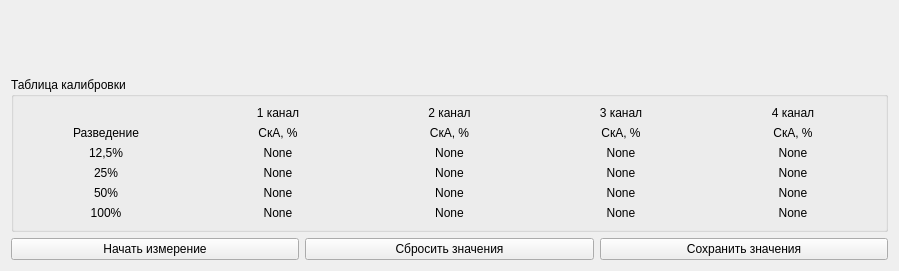
krang4d/Agrekola, file kalibragr2.ui: the form before one commit.
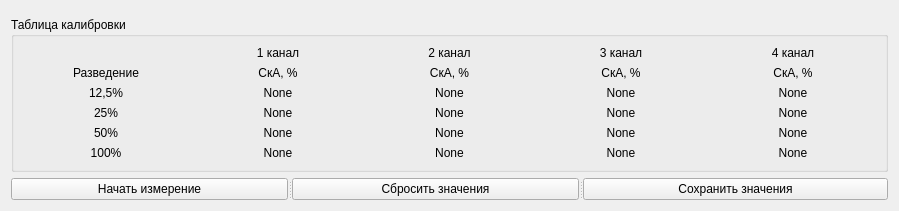
The form after the commit. Custom widgets are drawn as their Qt base class.

```diff
--- a/kalibragr2.ui
+++ b/kalibragr2.ui
@@ -7,7 +7,7 @@
     <x>0</x>
     <y>0</y>
     <width>899</width>
-    <height>271</height>
+    <height>208</height>
    </rect>
   </property>
   <property name="windowTitle">
@@ -325,35 +325,44 @@
     </layout>
    </item>
    <item>
-    <layout class="QHBoxLayout" name="horizontalLayout" stretch="0,0,0">
-     <property name="spacing">
-      <number>6</number>
+    <widget class="QSplitter" name="splitter">
+     <property name="orientation">
+      <enum>Qt::Horizontal</enum>
      </property>
-     <property name="sizeConstraint">
-      <enum>QLayout::SetDefaultConstraint</enum>
-     </property>
-     <item>
       <widget class="QPushButton" name="pushButton">
+      <property name="sizePolicy">
+       <sizepolicy hsizetype="Fixed" vsizetype="Fixed">
+        <horstretch>0</horstretch>
+        <verstretch>0</verstretch>
+       </sizepolicy>
+      </property>
        <property name="text">
         <string>Начать измерение</string>
        </property>
       </widget>
-     </item>
-     <item>
       <widget class="QPushButton" name="pushButton_2">
+      <property name="sizePolicy">
+       <sizepolicy hsizetype="Fixed" vsizetype="Fixed">
+        <horstretch>0</horstretch>
+        <verstretch>0</verstretch>
+       </sizepolicy>
+      </property>
        <property name="text">
         <string>Сбросить значения</string>
        </property>
       </widget>
-     </item>
-     <item>
       <widget class="QPushButton" name="pushButton_4">
+      <property name="sizePolicy">
+       <sizepolicy hsizetype="Fixed" vsizetype="Fixed">
+        <horstretch>0</horstretch>
+        <verstretch>0</verstretch>
+       </sizepolicy>
+      </property>
        <property name="text">
         <string>Сохранить значения</string>
        </property>
       </widget>
-     </item>
-    </layout>
+    </widget>
    </item>
   </layout>
  </widget>
```
Lines whose indentation alone changed are shown as unchanged.
